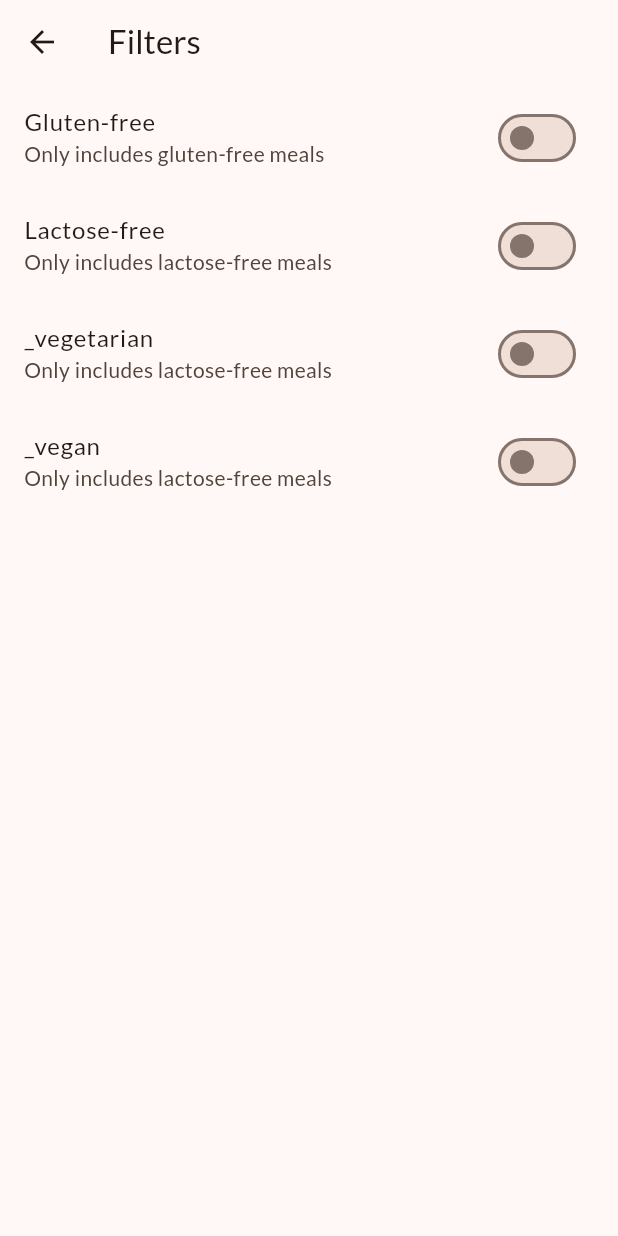
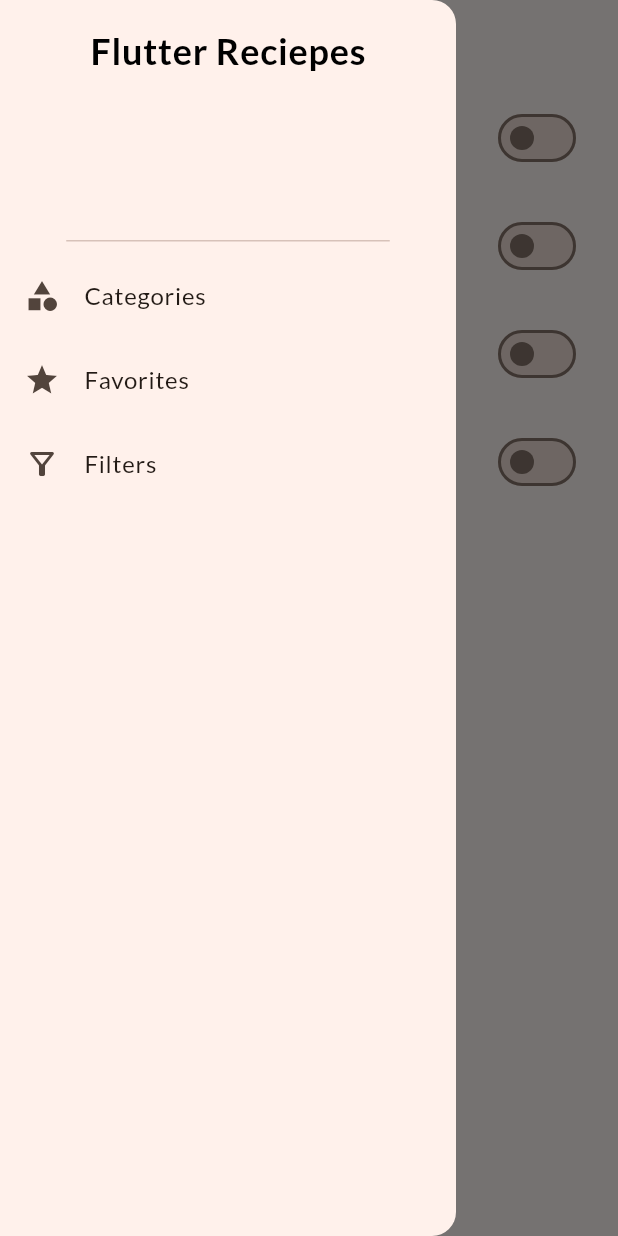
Before and after one commit to ravraw/flutter_menu_app, a Flutter app: the FiltersScreen screen opened directly, with the side drawer open (before the commit the screen has no drawer), on a phone screen of 412 x 824 dp. Run offline on Flutter 3.47's test engine with Material 3 defaults, Android fonts, the phone set to English and light mode, and no system bars; our stand-ins replace google_fonts, transparent_image.

Commit message:
Drawer with filters screen

```diff
--- a/lib/widgets/filters_screen.dart
+++ b/lib/widgets/filters_screen.dart
@@ -1,4 +1,5 @@
 import 'package:flutter/material.dart';
+import 'package:flutter_menu_app/widgets/main_drawer.dart';
 
 class FiltersScreen extends StatefulWidget {
   const FiltersScreen({super.key});
@@ -21,6 +22,18 @@ class _FiltersScreenState extends State<FiltersScreen> {
         appBar: AppBar(
           title: const Text('Filters'),
         ),
+        drawer: MainDrawer(onSelectScreen: (identifier) {
+          Navigator.of(context).pop();
+          if (identifier == "Categories") {
+            Navigator.of(context).pushReplacementNamed('/');
+          } else if (identifier == "Favorites") {
+            Navigator.of(context).pushReplacementNamed('/favorites');
+          } else if (identifier == "Filters") {
+            Navigator.of(context).pop();
+          } else {
+            Navigator.of(context).pushReplacementNamed('/');
+          }
+        }),
         body: Column(
           children: [
             SwitchListTile(
@@ -52,7 +65,7 @@ class _FiltersScreenState extends State<FiltersScreen> {
                   _vegetarian = isChecked;
                 });
               },
-              title: const Text('_vegetarian'),
+              title: const Text('Vegetarian'),
               subtitle: const Text(
                 'Only includes lactose-free meals',
               ),
@@ -64,7 +77,7 @@ class _FiltersScreenState extends State<FiltersScreen> {
                   _vegan = isChecked;
                 });
               },
-              title: const Text('_vegan'),
+              title: const Text('Vegan'),
               subtitle: const Text(
                 'Only includes lactose-free meals',
               ),
--- a/lib/widgets/main_drawer.dart
+++ b/lib/widgets/main_drawer.dart
@@ -1,22 +1,9 @@
 import 'package:flutter/material.dart';
 
 class MainDrawer extends StatelessWidget {
-  const MainDrawer({Key? key}) : super(key: key);
+  const MainDrawer({super.key, required this.onSelectScreen});
 
-  // Widget _buildListTile(String title, IconData icon, Function() onTap) {
-  //   return ListTile(
-  //     leading: Icon(icon, size: 26),
-  //     title: Text(
-  //       title,
-  //       style: const TextStyle(
-  //         fontFamily: 'RobotoCondensed',
-  //         fontSize: 24,
-  //         fontWeight: FontWeight.bold,
-  //       ),
-  //     ),
-  //     onTap: onTap,
-  //   );
-  // }
+  final void Function(String identifier) onSelectScreen;
 
   @override
   Widget build(BuildContext context) {
@@ -36,16 +23,17 @@ class MainDrawer extends StatelessWidget {
           ListTile(
             leading: const Icon(Icons.category),
             title: const Text('Categories'),
-            onTap: () {
-              Navigator.of(context).pushReplacementNamed('/');
-            },
+            onTap: () => onSelectScreen('Categories'),
           ),
           ListTile(
             leading: const Icon(Icons.star),
             title: const Text('Favorites'),
-            onTap: () {
-              Navigator.of(context).pushReplacementNamed('/favorites');
-            },
+            onTap: () => onSelectScreen('Favorites'),
+          ),
+          ListTile(
+            leading: const Icon(Icons.filter_alt_outlined),
+            title: const Text('Filters'),
+            onTap: () => onSelectScreen('Filters'),
           ),
         ],
       ),
```
Also changed, not shown: lib/screens/tabs_screen.dart (+16 -1 lines).
